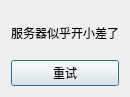
seekstar/syncchat, file client/dialogreconnect.ui: the form before one commit.
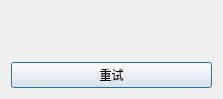
The form after the commit.

```diff
--- a/client/dialogreconnect.ui
+++ b/client/dialogreconnect.ui
@@ -6,8 +6,8 @@
    <rect>
     <x>0</x>
     <y>0</y>
-    <width>126</width>
-    <height>97</height>
+    <width>223</width>
+    <height>99</height>
    </rect>
   </property>
   <property name="windowTitle">
@@ -17,7 +17,7 @@
    <item>
     <widget class="QLabel" name="label">
      <property name="text">
-      <string>服务器似乎开小差了</string>
+      <string/>
      </property>
     </widget>
    </item>
```
